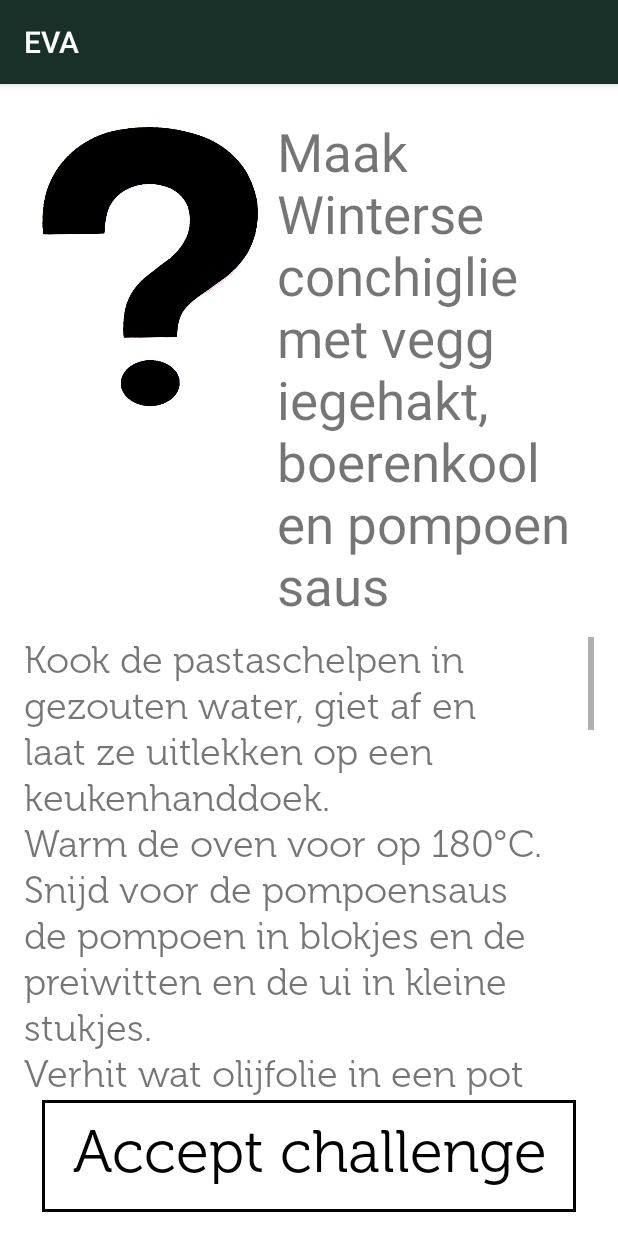
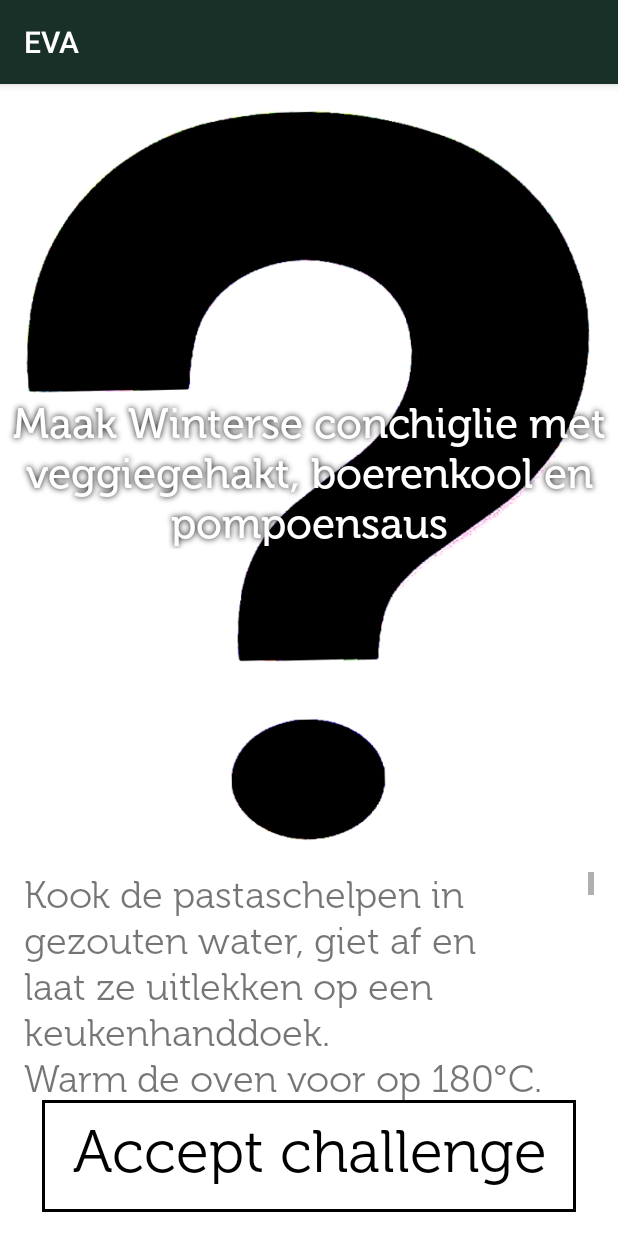
Before and after one commit to Nawsen/EVA-Project-Groep-15, an Android app: the NextChallengeActivity screen opened directly, with no data from a screen before it, after a tap on "Maak Winterse conchiglie met veggiegehak", on a phone screen of 412 x 824 dp. Run offline under Robolectric (Android 15) with nearby library versions, the phone set to English and light mode, and no system bars.

Commit message:
Challenges now contain a thumbnail and header image and other layout changes.

```diff
--- a/Android/app/src/main/java/hogent/group15/Challenge.java
+++ b/Android/app/src/main/java/hogent/group15/Challenge.java
@@ -1,6 +1,4 @@
 package hogent.group15;
-
-import android.media.Image;
 
 import java.io.Serializable;
 import java.net.URI;
@@ -10,7 +8,8 @@ import java.net.URI;
  */
 public class Challenge implements Serializable {
 
-    private URI imageUri;
+    private URI thumbnailImageUri;
+    private URI headerImageUri;
     private String title;
     private String shortDescription;
     private String detailedDescription;
@@ -19,8 +18,9 @@ public class Challenge implements Serializable {
     public Challenge() {
     }
 
-    public Challenge(URI imageUri, String title, String shortDescription, String detailedDescription, int score) {
-        this.imageUri = imageUri;
+    public Challenge(URI thumbnailImageUri, URI headerImageUri, String title, String shortDescription, String detailedDescription, int score) {
+        this.thumbnailImageUri = thumbnailImageUri;
+        this.headerImageUri = headerImageUri;
         this.title = title;
         this.shortDescription = shortDescription;
         this.detailedDescription = detailedDescription;
@@ -51,12 +51,12 @@ public class Challenge implements Serializable {
         this.title = title;
     }
 
-    public URI getImageUri() {
-        return imageUri;
+    public URI getThumbnailImageUri() {
+        return thumbnailImageUri;
     }
 
-    public void setImageUri(URI imageUri) {
-        this.imageUri = imageUri;
+    public void setThumbnailImageUri(URI thumbnailImageUri) {
+        this.thumbnailImageUri = thumbnailImageUri;
     }
 
     public int getScore() {
@@ -66,4 +66,12 @@ public class Challenge implements Serializable {
     public void setScore(int score) {
         this.score = score;
     }
+
+    public URI getHeaderImageUri() {
+        return headerImageUri;
+    }
+
+    public void setHeaderImageUri(URI headerImageUri) {
+        this.headerImageUri = headerImageUri;
+    }
 }
--- a/Android/app/src/main/java/hogent/group15/ui/ChallengeDetailsActivity.java
+++ b/Android/app/src/main/java/hogent/group15/ui/ChallengeDetailsActivity.java
@@ -10,7 +10,6 @@ import android.widget.TextView;
 import hogent.group15.AsyncUtil;
 import hogent.group15.Challenge;
 import hogent.group15.Consumer;
-import hogent.group15.ui.R;
 
 public class ChallengeDetailsActivity extends AppCompatActivity {
 
@@ -32,7 +31,7 @@ public class ChallengeDetailsActivity extends AppCompatActivity {
     public void updateContents(Challenge challenge) {
         title.setText(challenge.getTitle());
         longDescription.setText(challenge.getDetailedDescription());
-        AsyncUtil.getBitmapAsync(new AsyncUtil.BitmapParameter(challenge.getImageUri(), getResources()), new Consumer<Bitmap>() {
+        AsyncUtil.getBitmapAsync(new AsyncUtil.BitmapParameter(challenge.getHeaderImageUri(), getResources()), new Consumer<Bitmap>() {
             @Override
             public void consume(Bitmap bitmap) {
                 image.setImageBitmap(bitmap);
--- a/Android/app/src/main/java/hogent/group15/ui/ChallengeView.java
+++ b/Android/app/src/main/java/hogent/group15/ui/ChallengeView.java
@@ -2,33 +2,16 @@ package hogent.group15.ui;
 
 import android.content.Context;
 import android.content.Intent;
-import android.content.res.Resources;
 import android.graphics.Bitmap;
-import android.graphics.BitmapFactory;
-import android.graphics.Canvas;
-import android.os.AsyncTask;
-import android.support.v4.app.ActivityCompat;
 import android.util.AttributeSet;
-import android.util.Log;
-import android.view.Gravity;
-import android.view.LayoutInflater;
 import android.view.View;
-import android.view.ViewGroup;
-import android.widget.FrameLayout;
 import android.widget.ImageView;
 import android.widget.LinearLayout;
-import android.widget.RelativeLayout;
 import android.widget.TextView;
-
-import java.io.BufferedInputStream;
-import java.io.IOException;
-import java.net.HttpURLConnection;
-import java.net.URI;
 
 import hogent.group15.AsyncUtil;
 import hogent.group15.Challenge;
 import hogent.group15.Consumer;
-import hogent.group15.Logging;
 import hogent.group15.StringInterpolator;
 
 /**
@@ -84,7 +67,7 @@ public class ChallengeView extends LinearLayout {
             currentChallenge = challenge;
             title.setText(challenge.getTitle());
             score.setText(StringInterpolator.interpolate(scoreExpression, challenge.getScore()));
-            AsyncUtil.getBitmapAsync(new AsyncUtil.BitmapParameter(challenge.getImageUri(), getResources()), new Consumer<Bitmap>() {
+            AsyncUtil.getBitmapAsync(new AsyncUtil.BitmapParameter(challenge.getThumbnailImageUri(), getResources()), new Consumer<Bitmap>() {
                 @Override
                 public void consume(Bitmap bitmap) {
                     image.setImageBitmap(bitmap);
--- a/Android/app/src/main/java/hogent/group15/ui/NextChallengeActivity.java
+++ b/Android/app/src/main/java/hogent/group15/ui/NextChallengeActivity.java
@@ -24,9 +24,10 @@ public class NextChallengeActivity extends AppCompatActivity {
     }
 
     private void addTestData() {
-        URI uriFirst = URI.create("http://www.evavzw.be/sites/default/files/styles/recipe_thumbnail/public/recipe/teaser/congiglie.jpg?itok=UyECvLv_");
+        URI uriThumbnail = URI.create("http://www.evavzw.be/sites/default/files/styles/recipe_thumbnail/public/recipe/teaser/congiglie.jpg?itok=UyECvLv_");
+        URI uriHeader = URI.create("http://www.evavzw.be/sites/default/files/styles/header_image/public/recipe/header/congiglie.jpg?itok=cql-paDx");
 
-        firstChallenge.updateContents(new Challenge(uriFirst, "Maak Winterse conchiglie met veggiegehakt, boerenkool en pompoensaus", "Kooktijd: Middel\nMoeilijkheidsgraad: Voor starters", "Kook de pastaschelpen in gezouten water, giet af en laat ze uitlekken op een keukenhanddoek.\n" +
+        firstChallenge.updateContents(new Challenge(uriThumbnail, uriHeader, "Maak Winterse conchiglie met veggiegehakt, boerenkool en pompoensaus", "Kooktijd: Middel\nMoeilijkheidsgraad: Voor starters", "Kook de pastaschelpen in gezouten water, giet af en laat ze uitlekken op een keukenhanddoek.\n" +
                 "Warm de oven voor op 180°C.\n" +
                 "Snijd voor de pompoensaus de pompoen in blokjes en de preiwitten en de ui in kleine stukjes.\n" +
                 "Verhit wat olijfolie in een pot en bak de groenten goudbruin. Voeg de gladde mosterd toe en laat even mee bakken. Blus met een scheut witte wijn. Giet de groentebouillon erbij tot de groenten net onder staan en laat helemaal gaar koken. Pureer de groenten met een mixer tot een gladde saus en meng er het citroensap en de graantjesmosterd onder. Breng op smaak met zout.\n" +
@@ -35,7 +36,7 @@ public class NextChallengeActivity extends AppCompatActivity {
                 "Was de boerenkool, verwijder de dikke nerven en snijd ze fijn. Verhit wat olijfolie in een wok en roerbak hierin de boerenkool. Meng hieronder de linzen en champignons.\n" +
                 "Bestrijk de bodem van een ovenschaal met de pompoensaus. Vul de pastaschelpen met de vulling en leg ze in de schaal. Verdeel er hier en daar nog wat pompoensaus over en schuif de schotel in de oven voor een tiental minuten.\n" +
                 "Werk af met stukjes geroosterde hazelnoten.", 10));
-        secondChallenge.updateContents(new Challenge(uriFirst, "Second challenge", "A description of the second challenge", "The detailed description of the second challenge", 12));
-        thirdChallenge.updateContents(new Challenge(uriFirst, "Third challenge", "A description of the third challenge", "The detailed description of the third challenge", 15));
+        secondChallenge.updateContents(new Challenge(uriThumbnail, uriHeader, "Second challenge", "A description of the second challenge", "The detailed description of the second challenge", 12));
+        thirdChallenge.updateContents(new Challenge(uriThumbnail, uriHeader, "Third challenge", "A description of the third challenge", "The detailed description of the third challenge", 15));
     }
 }
--- a/Android/app/src/main/java/hogent/group15/ui/controls/EvaMuseo500TextView.java
+++ b/Android/app/src/main/java/hogent/group15/ui/controls/EvaMuseo500TextView.java
@@ -16,6 +16,5 @@ public class EvaMuseo500TextView extends TextView {
     public EvaMuseo500TextView(Context context, AttributeSet attrs) {
         super(context, attrs);
         setTypeface(FontManager.getInstance(context).MUSEO_500);
-        setTextColor(ContextCompat.getColor(getContext(), R.color.evaFocusAccent));
     }
 }
--- a/Android/app/src/main/res/layout/activity_challenge_details.xml
+++ b/Android/app/src/main/res/layout/activity_challenge_details.xml
@@ -1,37 +1,38 @@
 <?xml version="1.0" encoding="utf-8"?>
 <LinearLayout xmlns:android="http://schemas.android.com/apk/res/android"
     xmlns:tools="http://schemas.android.com/tools" android:layout_width="match_parent"
-    android:layout_height="match_parent" android:paddingLeft="@dimen/activity_horizontal_margin"
-    android:paddingRight="@dimen/activity_horizontal_margin" android:orientation="vertical"
-    android:paddingTop="@dimen/activity_vertical_margin"
+    android:layout_height="match_parent" android:orientation="vertical"
     android:paddingBottom="@dimen/activity_vertical_margin"
     tools:context="hogent.group15.ui.ChallengeDetailsActivity">
 
-    <LinearLayout
+    <FrameLayout
         android:layout_width="match_parent" android:orientation="horizontal"
-        android:layout_height="wrap_content" android:layout_marginBottom="5dp" android:padding="5dp">
+        android:layout_height="wrap_content" android:layout_marginBottom="5dp">
 
         <ImageView
-            android:layout_width="wrap_content" android:id="@+id/challenge_image"
-            android:layout_height="@dimen/challenge_item_height" android:adjustViewBounds="true" />
+            android:layout_width="match_parent" android:id="@+id/challenge_image"
+            android:layout_height="wrap_content" android:adjustViewBounds="true" />
 
-        <hogent.group15.ui.controls.EvaArtistampTextView
-            android:layout_marginLeft="5dp"
-            android:layout_width="wrap_content" android:textSize="@dimen/h1_font_size"
-            android:layout_height="wrap_content" android:id="@+id/challenge_title"/>
+        <hogent.group15.ui.controls.EvaMuseo500TextView
+            android:layout_width="wrap_content" android:textSize="@dimen/h2_font_size"
+            android:layout_height="wrap_content" android:id="@+id/challenge_title"
+            android:gravity="center" android:textColor="@android:color/white"
+            android:layout_gravity="center"
+            android:shadowColor="@android:color/black" android:shadowRadius="5"/>
 
-    </LinearLayout>
+    </FrameLayout>
 
     <ScrollView
         android:layout_width="fill_parent" android:layout_weight="1"
-        android:layout_height="wrap_content">
+        android:layout_height="wrap_content"  android:paddingLeft="@dimen/activity_horizontal_margin"
+        android:paddingRight="@dimen/activity_horizontal_margin">
         <hogent.group15.ui.controls.EvaMuseo300TextView
             android:layout_width="fill_parent" android:textSize="25sp"
             android:layout_height="wrap_content" android:id="@+id/challenge_long_description" />
     </ScrollView>
 
     <hogent.group15.ui.controls.EvaButton
-        android:layout_width="wrap_content" android:text="@string/accept_challenge" android:textSize="@dimen/button_big"
+        android:layout_width="wrap_content" android:text="@string/accept_challenge" android:textSize="@dimen/text_big"
         android:layout_height="wrap_content" android:layout_gravity="center_horizontal"
         android:onClick="onAcceptChallenge" style="@style/evaButtonGray" android:paddingBottom="16dp"/>
 </LinearLayout>
--- a/Android/app/src/main/res/layout/activity_challenge_next.xml
+++ b/Android/app/src/main/res/layout/activity_challenge_next.xml
@@ -8,7 +8,7 @@
     tools:context="hogent.group15.ui.NextChallengeActivity" android:orientation="vertical">
 
     <hogent.group15.ui.controls.EvaMuseo500TextView
-        android:layout_width="wrap_content" android:textSize="@dimen/main_title"
+        android:layout_width="wrap_content" android:textSize="@dimen/text_title" android:textColor="@color/evaFocusAccent"
         android:layout_height="wrap_content" android:text="@string/choose_challenge"/>
 
     <LinearLayout
--- a/Android/app/src/main/res/layout/activity_main_menu.xml
+++ b/Android/app/src/main/res/layout/activity_main_menu.xml
@@ -24,12 +24,12 @@
             android:layout_width="match_parent" android:layout_gravity="center_horizontal"
             android:layout_height="wrap_content" android:text="@string/get_challenge"
             android:layout_marginTop="10dp" android:paddingTop="20dp" android:paddingBottom="20dp"
-            android:onClick="onGetChallenge" style="@style/evaButtonWhite" android:textSize="@dimen/button_medium"/>
+            android:onClick="onGetChallenge" style="@style/evaButtonWhite" android:textSize="@dimen/text_medium"/>
 
         <hogent.group15.ui.controls.EvaButton
             android:layout_width="match_parent" android:layout_gravity="center_horizontal"
             android:layout_height="wrap_content" android:text="@string/get_progress"
             android:layout_marginTop="10dp" android:paddingTop="20dp" android:paddingBottom="20dp"
-            android:onClick="onGetProgress" style="@style/evaButtonWhite" android:textSize="@dimen/button_medium"/>
+            android:onClick="onGetProgress" style="@style/evaButtonWhite" android:textSize="@dimen/text_medium"/>
     </LinearLayout>
 </LinearLayout>
--- a/Android/app/src/main/res/layout/view_challenge.xml
+++ b/Android/app/src/main/res/layout/view_challenge.xml
@@ -16,7 +16,8 @@
         android:layout_width="wrap_content" android:layout_below="@+id/challenge_score"
         android:layout_height="wrap_content" android:layout_toRightOf="@+id/challenge_image"
         android:id="@+id/challenge_title" android:layout_marginTop="10dp" android:textStyle="bold"
-        android:textSize="@dimen/h2_font_size" android:text="Title" android:layout_centerVertical="true"/>
+        android:textSize="@dimen/h2_font_size" android:text="Title" android:layout_centerVertical="true"
+        android:textColor="@color/evaCustomOrange"/>
 
     <hogent.group15.ui.controls.EvaMuseo300TextView
         android:layout_width="wrap_content" android:layout_toRightOf="@+id/challenge_image"
--- a/Android/app/src/main/res/values/dimens.xml
+++ b/Android/app/src/main/res/values/dimens.xml
@@ -5,9 +5,9 @@
     <dimen name="challenge_item_height">200dp</dimen>
     <dimen name="h1_font_size">35sp</dimen>
     <dimen name="h2_font_size">28sp</dimen>
-    <dimen name="main_title">40sp</dimen>
+    <dimen name="text_title">40sp</dimen>
     <dimen name="challenge_vertical_margin">10dp</dimen>
     <dimen name="fab_margin">16dp</dimen>
-    <dimen name="button_big">40sp</dimen>
-    <dimen name="button_medium">30sp</dimen>
+    <dimen name="text_big">40sp</dimen>
+    <dimen name="text_medium">30sp</dimen>
 </resources>
```
